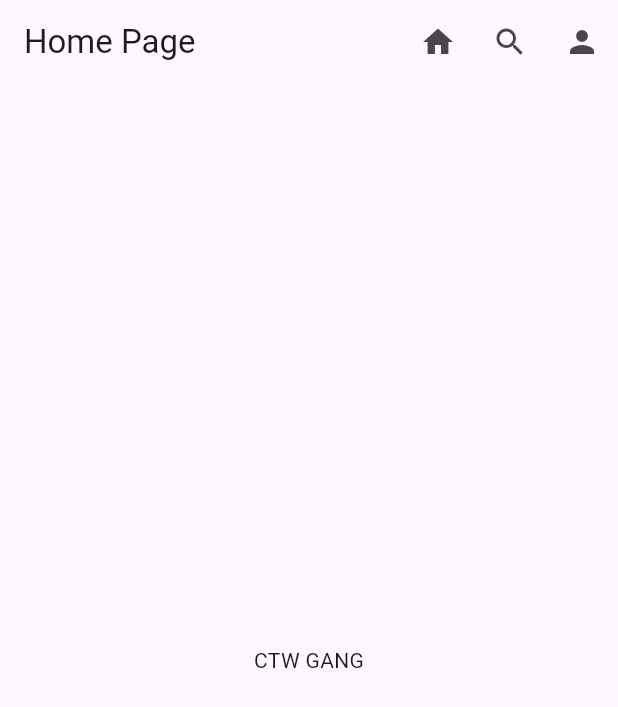
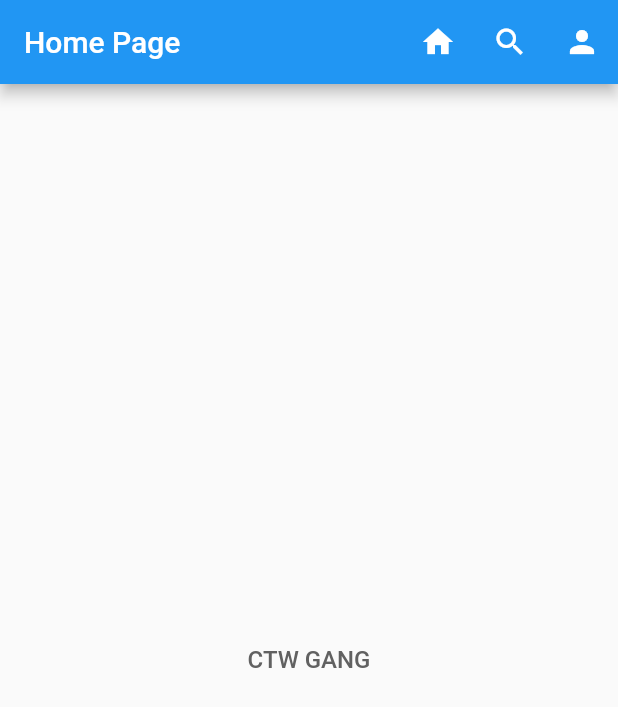
Before and after one commit to HeavyBenni/CherishTheWeak, a Flutter app: the screen it shows after launch, on a phone screen of 412 x 824 dp. Shown: the top 707 px of the screen. Run offline on Flutter 3.47's test engine with Material 2 defaults, Android fonts, the phone set to English and light mode, and no system bars.

Commit message:
Page Overview

```diff
--- a/lib/main.dart
+++ b/lib/main.dart
@@ -1,4 +1,5 @@
-import 'package:cherishtheweak/pages/home.dart';
+import 'package:cherishtheweak/pages/Home/home.dart';
+import 'package:cherishtheweak/theme/theme.dart';
 import 'package:flutter/material.dart';
 
 void main() {
@@ -13,10 +14,7 @@ class MyApp extends StatelessWidget {
   Widget build(BuildContext context) {
     return MaterialApp(
       title: 'Flutter Demo',
-      theme: ThemeData(
-        colorScheme: ColorScheme.fromSeed(seedColor: Colors.deepPurple),
-        useMaterial3: true,
-      ),
+      theme: AppTheme.MainTheme,
       home: MainHome(),
     );
   }
--- a/lib/pages/home.dart
+++ b/lib/pages/Home/home.dart
@@ -16,8 +16,9 @@ class _MainHomeState extends State<MainHome> {
         title: Text('Home Page'),
         actions: [NavBar()],
       ),
-      body: const Center(
-        child: Text('CTW GANG'),
+      body:  Center(
+        child: Text('CTW GANG',
+        style: Theme.of(context).textTheme.bodyLarge,),
       ),
     );
   }
--- a/lib/theme/theme.dart
+++ b/lib/theme/theme.dart
@@ -1,16 +1,26 @@
 import 'package:flutter/material.dart';
 
+class AppTheme {
+  static final TextStyle headlineTextStyle = TextStyle(
+    fontSize: 24,
+    fontWeight: FontWeight.bold,
+    color: Colors.black,
+  );
 
-class CustomTheme {
-  static ThemeData get lightTheme { //1
-    return ThemeData( //2
-      primaryColor: Colors.purple,
-      scaffoldBackgroundColor: Colors.white,
-      fontFamily: 'Montserrat', //3
-      buttonTheme: ButtonThemeData( // 4
-        shape: RoundedRectangleBorder(borderRadius: BorderRadius.circular(18.0)),
-        buttonColor: Colors.red,
-      )
-    );
-  }
+  static final TextStyle bodyTextStyle = TextStyle(
+    fontSize: 16,
+    color: Colors.grey[700],
+  );
+
+  static final Color primaryColor = Colors.blue;
+  static final Color accentColor = Colors.orange;
+
+  static final ThemeData MainTheme = ThemeData(
+    primaryColor: primaryColor,
+    hintColor: accentColor,
+    textTheme: TextTheme(
+      displayLarge: headlineTextStyle,
+      bodyLarge: bodyTextStyle,
+    ),
+  );
 }
```
Also changed, not shown: lib/pages/Band/band.dart (added, +10 -0 lines), lib/pages/Discography/discography.dart (added, +10 -0 lines), lib/pages/Media/media.dart (added, +10 -0 lines), lib/pages/News/news.dart (added, +10 -0 lines), lib/pages/Store/store.dart (added, +10 -0 lines), lib/pages/Tour/tour.dart (added, +10 -0 lines), lib/widget/footer.dart (added, +10 -0 lines).
